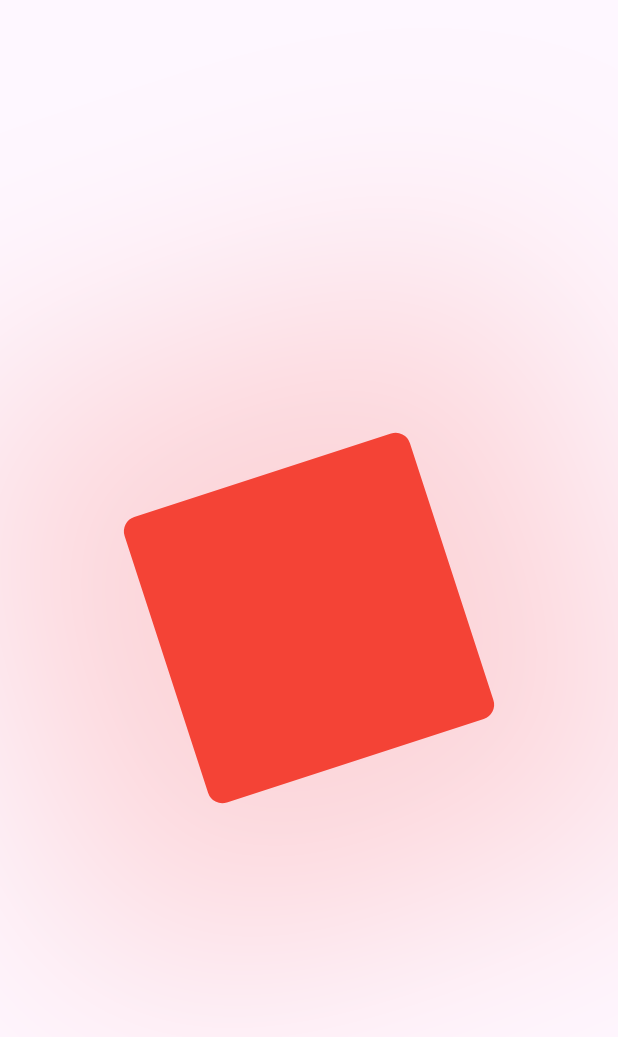
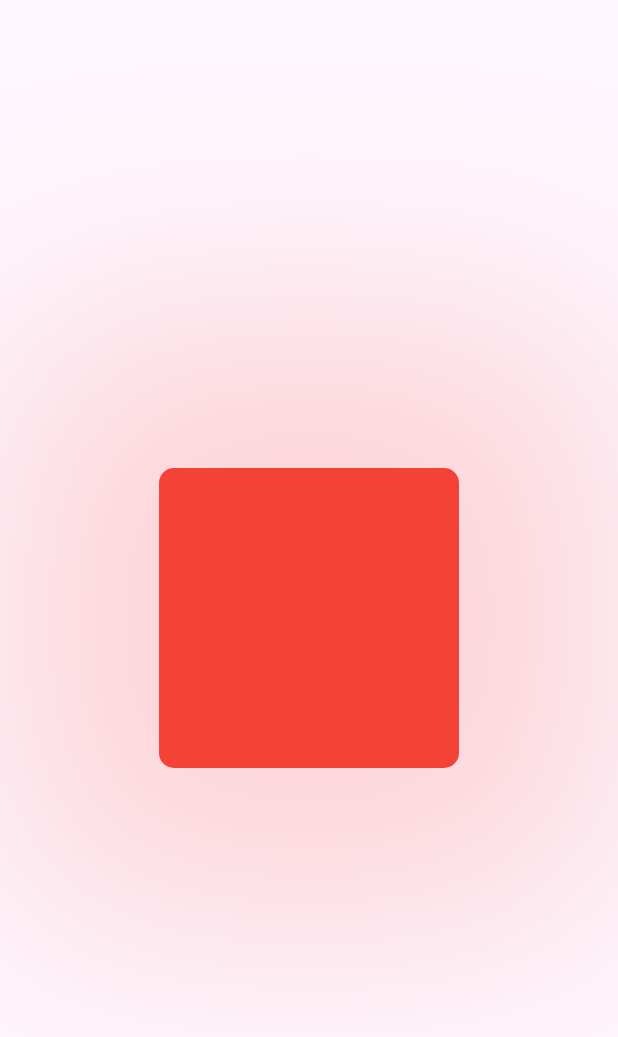
Before and after one commit to ChinmayMangela/flutteranimationpractice, a Flutter app: the screen it shows after launch, on a phone screen of 412 x 824 dp. Shown: the top 1037 px of the screen. Run offline on Flutter 3.47's test engine with Material 3 defaults, Android fonts, the phone set to English and light mode, and no system bars.

Commit message:
Card Flipping animation

```diff
--- /dev/null
+++ b/lib/implicit_animation_examples/card_flipping.dart
@@ -0,0 +1,55 @@
+import 'dart:math';
+
+import 'package:flutter/material.dart';
+import 'package:flutteranimationpractice/implicit_animation_examples/card_rotation.dart';
+
+class CardFlipping extends StatefulWidget {
+  const CardFlipping({super.key});
+
+  @override
+  State<CardFlipping> createState() => _CardFlippingState();
+}
+
+class _CardFlippingState extends State<CardFlipping>
+    with SingleTickerProviderStateMixin {
+  late AnimationController _animationController;
+  late Animation<double> _animation;
+
+  @override
+  void initState() {
+    super.initState();
+
+    _animationController = AnimationController(
+      vsync: this,
+      duration: const Duration(
+        milliseconds: 1500,
+      ),
+    );
+
+    _animation = Tween<double>(begin: 0, end: pi).animate(_animationController);
+
+    _animationController.reverse();
+  }
+
+  @override
+  Widget build(BuildContext context) {
+    return Scaffold(
+      body: _buildBody(),
+    );
+  }
+
+  Widget _buildBody() {
+    return Center(
+      child: AnimatedBuilder(
+        animation: _animation,
+        builder: (context, child) {
+          return Transform(
+            alignment: Alignment.center,
+            transform: Matrix4.identity()..rotateY(_animation.value),
+            child: const MyCard(),
+          );
+        },
+      ),
+    );
+  }
+}
--- a/lib/main.dart
+++ b/lib/main.dart
@@ -1,4 +1,5 @@
 import 'package:flutter/material.dart';
+import 'package:flutteranimationpractice/implicit_animation_examples/card_flipping.dart';
 import 'package:flutteranimationpractice/implicit_animation_examples/card_rotation.dart';
 
 void main() {
@@ -11,7 +12,7 @@ class MyApp extends StatelessWidget {
   @override
   Widget build(BuildContext context) {
     return const MaterialApp(
-      home: CardRotation()
+      home: CardFlipping()
     );
   }
 }
```
